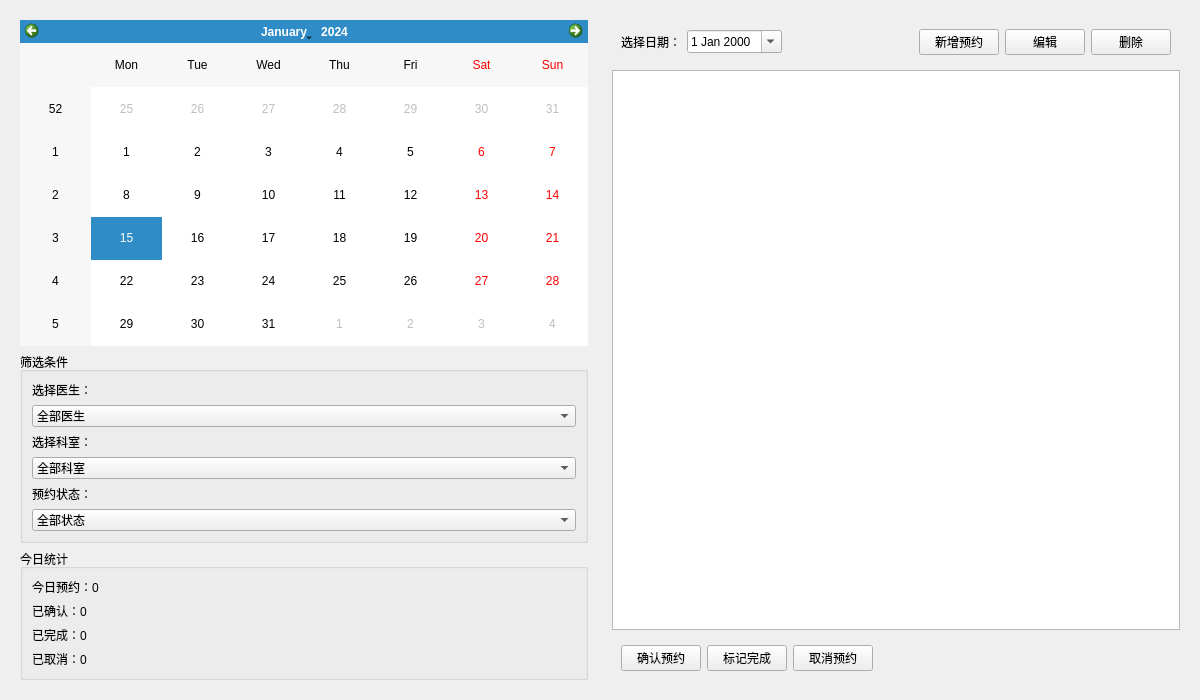
First picture: the form in appointmentview.ui, repository jiaminxu-design/qt-medical_system, before the edit.
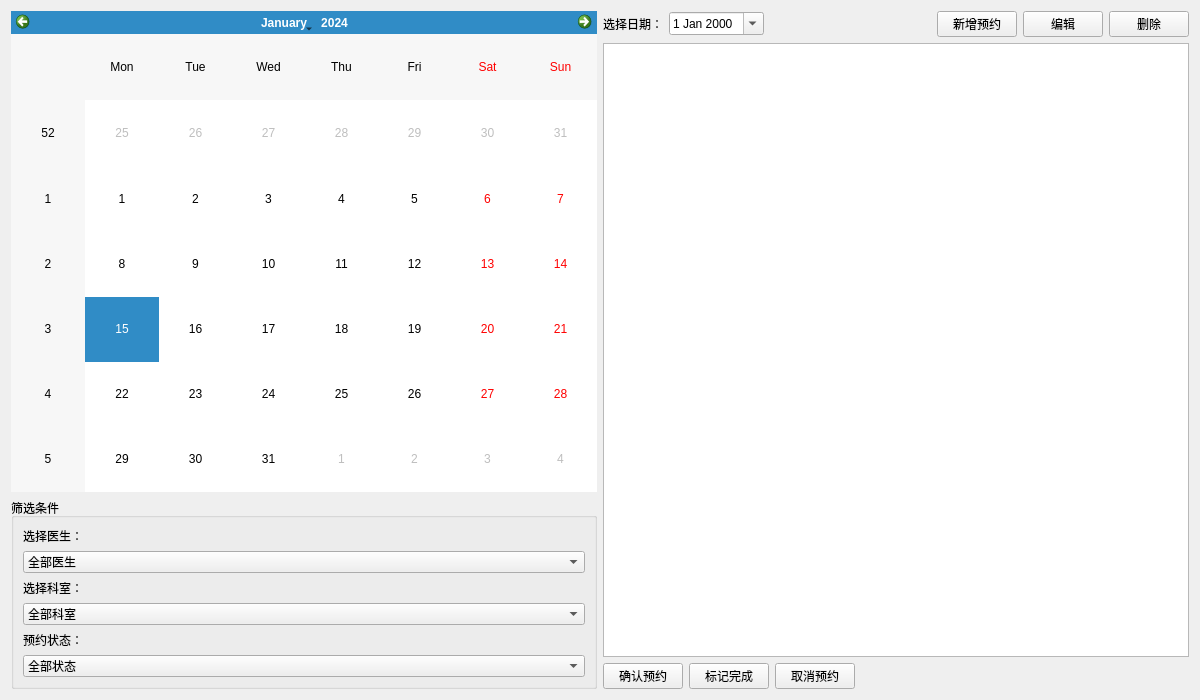
Second picture: the form after the edit.

Commit message: 所有ui界面完成初步设计

Diff of the .ui file:
```diff
--- a/appointmentview.ui
+++ b/appointmentview.ui
@@ -17,7 +17,6 @@
 
    <!-- 左侧：日期和医生选择 -->
    <item>
-    <widget class="QWidget" name="leftWidget">
      <layout class="QVBoxLayout" name="verticalLayout_2">
       <item>
        <widget class="QCalendarWidget" name="calendarWidget"/>
@@ -29,7 +28,7 @@
         </property>
         <layout class="QVBoxLayout" name="verticalLayout_3">
          <item>
-          <widget class="QLabel">
+         <widget class="QLabel" name="label">
            <property name="text">
             <string>选择医生：</string>
            </property>
@@ -45,7 +44,7 @@
           </widget>
          </item>
          <item>
-          <widget class="QLabel">
+         <widget class="QLabel" name="label">
            <property name="text">
             <string>选择科室：</string>
            </property>
@@ -61,7 +60,7 @@
           </widget>
          </item>
          <item>
-          <widget class="QLabel">
+         <widget class="QLabel" name="label">
            <property name="text">
             <string>预约状态：</string>
            </property>
@@ -99,58 +98,14 @@
         </layout>
        </widget>
       </item>
-      <item>
-       <widget class="QGroupBox" name="groupBoxStats">
-        <property name="title">
-         <string>今日统计</string>
-        </property>
-        <layout class="QVBoxLayout" name="verticalLayout_4">
-         <item>
-          <widget class="QLabel" name="labelTodayAppointments">
-           <property name="text">
-            <string>今日预约：0</string>
-           </property>
-          </widget>
-         </item>
-         <item>
-          <widget class="QLabel" name="labelConfirmed">
-           <property name="text">
-            <string>已确认：0</string>
-           </property>
-          </widget>
-         </item>
-         <item>
-          <widget class="QLabel" name="labelCompleted">
-           <property name="text">
-            <string>已完成：0</string>
-           </property>
-          </widget>
-         </item>
-         <item>
-          <widget class="QLabel" name="labelCanceled">
-           <property name="text">
-            <string>已取消：0</string>
-           </property>
-          </widget>
-         </item>
-        </layout>
-       </widget>
-      </item>
-     </layout>
-    </widget>
-   </item>
-
-   <!-- 右侧：预约列表和操作 -->
+    </layout>
+   </item>
    <item>
-    <widget class="QWidget" name="rightWidget">
      <layout class="QVBoxLayout" name="verticalLayout">
-
-      <!-- 顶部操作栏 -->
       <item>
-       <widget class="QWidget" name="topOperateWidget">
         <layout class="QHBoxLayout" name="horizontalLayout_2">
          <item>
-          <widget class="QLabel">
+        <widget class="QLabel" name="label">
            <property name="text">
             <string>选择日期：</string>
            </property>
@@ -198,10 +153,7 @@
           </widget>
          </item>
         </layout>
-       </widget>
-      </item>
-
-      <!-- 预约列表表格 -->
+     </item>
       <item>
        <widget class="QTableView" name="tableView">
         <property name="alternatingRowColors">
@@ -218,7 +170,6 @@
 
       <!-- 状态操作按钮（删除了发送提醒按钮） -->
       <item>
-       <widget class="QWidget" name="statusOperateWidget">
         <layout class="QHBoxLayout" name="horizontalLayout_3">
          <item>
           <widget class="QPushButton" name="btConfirm">
@@ -255,10 +206,8 @@
           </spacer>
          </item>
         </layout>
-       </widget>
-      </item>
-     </layout>
-    </widget>
+     </item>
+    </layout>
    </item>
   </layout>
  </widget>
```
Left out of the diff: 4 changed lines with no effect on the pictures. Lines whose indentation alone changed are shown as unchanged. The commit also changes 4 other files.
